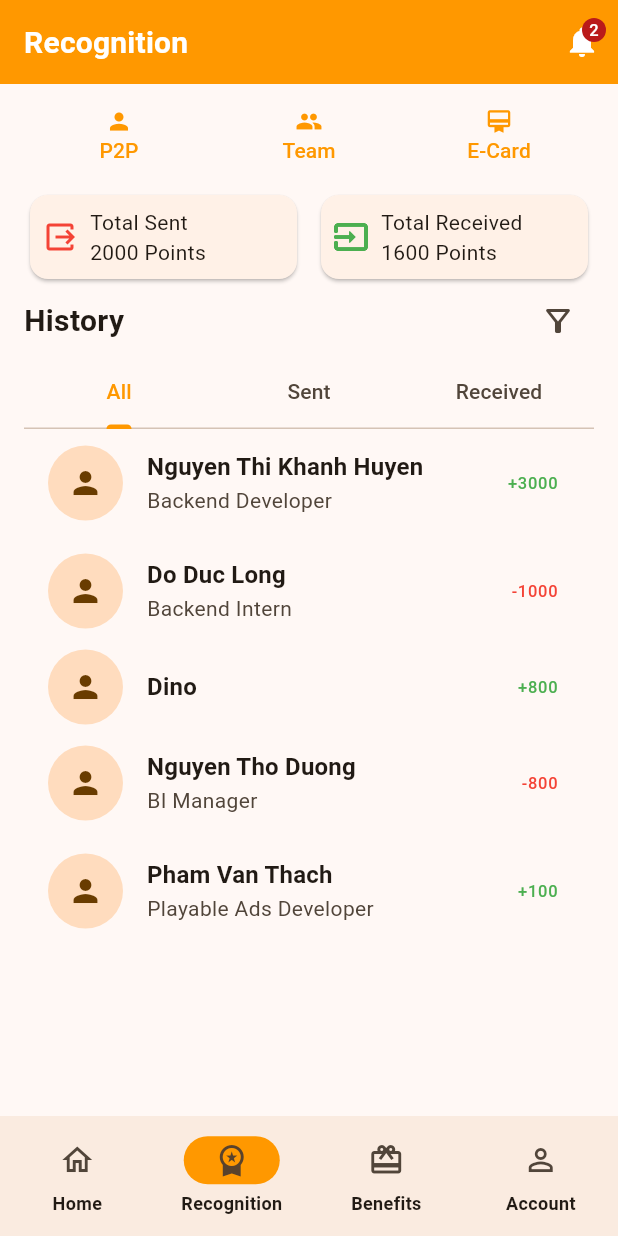
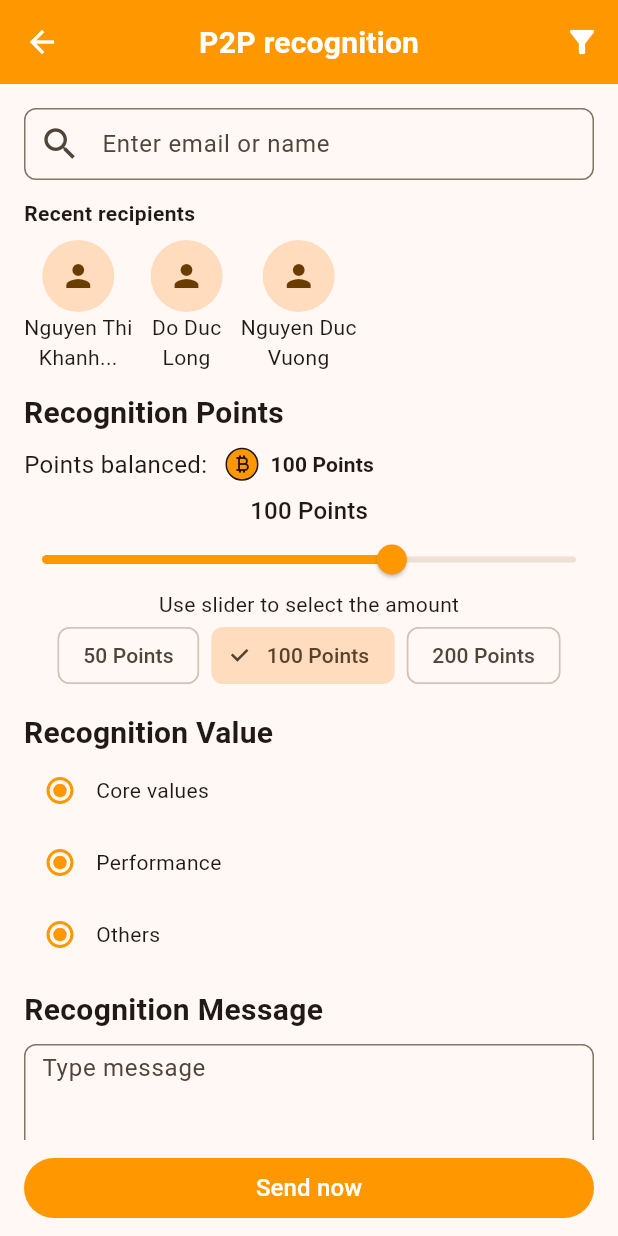
Before and after one commit to khuedinh/sonat-hrm-rewarded, a Flutter app: the screen it shows after launch, item 2 of the bottom bar chosen, after a tap on "P2P", on a phone screen of 412 x 824 dp. Run offline on Flutter 3.47's test engine with Material 3 defaults, Android fonts, the light colour scheme and no system bars; our stand-ins replace bloc, equatable, firebase_auth, flutter_bloc, flutter_colorpicker, flutter_dotenv and 5 more; accounts and stored records are empty; generated files the repository leaves out were written again.

Commit message:
feat: p2p tab not yet

```diff
--- a/lib/src/screens/tabs/recognition/recognition_screen.dart
+++ b/lib/src/screens/tabs/recognition/recognition_screen.dart
@@ -1,8 +1,7 @@
 import 'package:flutter/material.dart';
 import 'package:sonat_hrm_rewarded/src/mock_data/history.dart';
-import 'package:sonat_hrm_rewarded/src/widgets/benefits/filters/recognition_filters.dart';
-
-import '../../../widgets/benefits/filters/benefit_filters.dart';
+import 'package:sonat_hrm_rewarded/src/widgets/recognition/filters/recognition_filters.dart';
+import 'package:sonat_hrm_rewarded/src/widgets/recognition/p2p/p2p_tab.dart';
 
 class RecognitionScreen extends StatefulWidget {
   const RecognitionScreen({super.key});
@@ -39,7 +38,14 @@ class _RecognitionScreenState extends State<RecognitionScreen> {
               children: [
                 Expanded(
                   child: TextButton(
-                    onPressed: () {},
+                    onPressed: () {
+                      Navigator.push(
+                        context,
+                        MaterialPageRoute(
+                            builder: (context) =>
+                               const P2pTab()), // Replace NewPage with the actual page class
+                      );
+                    },
                     child: const Column(
                       mainAxisSize: MainAxisSize.min,
                       children: [
@@ -162,6 +168,7 @@ class _RecognitionScreenState extends State<RecognitionScreen> {
                 Tab(text: "Received"),
               ],
             ),
+            const SizedBox(height: 8.0),
             Expanded(
               child: TabBarView(
                 children: [
--- /dev/null
+++ b/lib/src/widgets/recognition/p2p/p2p_tab.dart
@@ -0,0 +1,358 @@
+import 'package:flutter/material.dart';
+import 'package:sonat_hrm_rewarded/src/common_widgets/screen_title/screen_title.dart';
+import 'package:sonat_hrm_rewarded/src/widgets/home/display_amount.dart';
+
+class P2pTab extends StatefulWidget {
+  const P2pTab({super.key});
+
+  @override
+  State<P2pTab> createState() => _P2pTabState();
+}
+
+class _P2pTabState extends State<P2pTab> {
+  double _selectedPoints = 100;
+
+  Widget build(BuildContext context) {
+    final theme = Theme.of(context);
+    List<TextSpan> splitText(String text, int maxLength) {
+      List<String> words = text.split(' ');
+      List<TextSpan> spans = [];
+      StringBuffer currentLine = StringBuffer();
+      int currentLineCount = 0;
+
+      for (String word in words) {
+        if (currentLine.length + word.length + 1 > maxLength) {
+          spans.add(TextSpan(text: '$currentLine\n'));
+          currentLine.clear();
+          currentLineCount++;
+          if (currentLineCount >= 2) break; // Allow up to 2 lines
+        }
+        if (currentLine.isNotEmpty) {
+          currentLine.write(' ');
+        }
+        currentLine.write(word);
+      }
+
+      if (currentLine.isNotEmpty) {
+        spans.add(TextSpan(text: currentLine.toString()));
+      }
+
+      // Add ellipsis if text exceeds 2 lines
+      if (currentLineCount >= 2) {
+        String truncatedText = spans[1].text!.trim();
+        if (truncatedText.length > maxLength - 3) {
+          truncatedText = '${truncatedText.substring(0, maxLength - 3)}...';
+        } else {
+          truncatedText += '...';
+        }
+        spans[1] = TextSpan(text: truncatedText);
+      }
+
+      return spans;
+    }
+
+    return Scaffold(
+        appBar: AppBar(
+          backgroundColor: theme.colorScheme.primary,
+          foregroundColor: theme.colorScheme.onPrimary,
+          title: const ScreenTitle(title: "P2P recognition"),
+          centerTitle: true,
+          leading: IconButton(
+            icon: const Icon(Icons.arrow_back),
+            onPressed: () {
+              Navigator.of(context).pop();
+            },
+          ),
+          actions: [
+            IconButton(
+              icon: const Icon(Icons.filter_alt),
+              onPressed: () {
+                // Add your filter action here
+              },
+            ),
+          ],
+        ),
+        bottomNavigationBar: BottomAppBar(
+          elevation: 2,
+          height: 64,
+          color: theme.colorScheme.surface,
+          child: FilledButton(
+            onPressed: () {},
+            child: Text(
+              'Send now',
+              style: TextStyle(
+                color: theme.colorScheme.onPrimary,
+                fontSize: 16,
+              ),
+            ),
+          ),
+        ),
+        body: Padding(
+          padding: const EdgeInsets.symmetric(horizontal: 16),
+          child: CustomScrollView(
+            shrinkWrap: true,
+            slivers: [
+              const SliverToBoxAdapter(child: SizedBox(height: 16)),
+              const SliverToBoxAdapter(
+                child: TextField(
+                  keyboardType: TextInputType.text,
+                  decoration: InputDecoration(
+                    hintText: 'Enter email or name',
+                    contentPadding: EdgeInsets.symmetric(
+                      horizontal: 8,
+                      vertical: 4,
+                    ),
+                    prefixIcon: Icon(Icons.search, size: 28),
+                    border: OutlineInputBorder(
+                      borderRadius: BorderRadius.all(
+                        Radius.circular(8),
+                      ),
+                    ),
+                  ),
+                ),
+              ),
+              const SliverToBoxAdapter(child: SizedBox(height: 12)),
+              const SliverToBoxAdapter(
+                child: Text("Recent recipients",
+                    style: TextStyle(fontWeight: FontWeight.bold)),
+              ),
+              const SliverToBoxAdapter(child: SizedBox(height: 8)),
+              SliverToBoxAdapter(
+                child: Row(
+                  children: [
+                    Column(
+                      children: [
+                        const CircleAvatar(
+                          radius: 24,
+                          child: Icon(Icons.person),
+                        ),
+                        Text.rich(
+                          TextSpan(
+                            children: splitText('Nguyen Thi Khanh Huyen', 10),
+                          ),
+                          textAlign: TextAlign.center,
+                        ),
+                      ],
+                    ),
+                    const SizedBox(width: 12),
+                    Column(
+                      children: [
+                        const CircleAvatar(
+                          radius: 24,
+                          child: Icon(Icons.person),
+                        ),
+                        Text.rich(
+                          TextSpan(
+                            children: splitText('Do Duc Long', 10),
+                          ),
+                          textAlign: TextAlign.center,
+                        ),
+                      ],
+                    ),
+                    const SizedBox(width: 12),
+                    Column(
+                      children: [
+                        const CircleAvatar(
+                          radius: 24,
+                          child: Icon(Icons.person),
+                        ),
+                        Text.rich(
+                          TextSpan(
+                            children: splitText('Nguyen Duc Vuong', 10),
+                          ),
+                          textAlign: TextAlign.center,
+                        ),
+                      ],
+                    ),
+                  ],
+                ),
+              ),
+              const SliverToBoxAdapter(child: SizedBox(height: 12)),
+              SliverToBoxAdapter(
+                child: Column(
+                  crossAxisAlignment: CrossAxisAlignment.start,
+                  children: [
+                    ScreenTitle(
+                      title: 'Recognition Points',
+                      color: theme.colorScheme.onSurface,
+                    ),
+                    const SizedBox(height: 8),
+                    const Row(
+                      mainAxisAlignment: MainAxisAlignment.start,
+                      children: [
+                        Text("Points balanced: ",
+                            style: TextStyle(fontSize: 16)),
+                        SizedBox(width: 8),
+                        DisplayAmount(
+                          amount: 100,
+                          icon: Icons.currency_bitcoin_rounded,
+                          suffix: "Points",
+                        ),
+                      ],
+                    ),
+                    const SizedBox(height: 8),
+                    Column(
+                      crossAxisAlignment: CrossAxisAlignment.center,
+                      children: [
+                        Text(
+                          "${_selectedPoints.toInt().toString()} Points",
+                          style: theme.textTheme.titleMedium,
+                        ),
+                        const SizedBox(height: 8),
+                        SliderTheme(
+                          data: SliderTheme.of(context).copyWith(
+                            trackHeight: 4,
+                            overlayShape: const RoundSliderOverlayShape(
+                              overlayRadius: 12,
+                            ),
+                          ),
+                          child: Slider(
+                            mouseCursor: WidgetStateMouseCursor.textable,
+                            value: _selectedPoints,
+                            min: 5,
+                            max: 150,
+                            //divisions: 15,
+                            onChanged: (double value) {
+                              setState(() {
+                                _selectedPoints = value;
+                              });
+                            },
+                          ),
+                        ),
+                        const SizedBox(height: 8),
+                        const Text("Use slider to select the amount"),
+                        Row(
+                          mainAxisAlignment: MainAxisAlignment.center,
+                          children: [
+                            ChoiceChip(
+                              label: const Text("50 Points"),
+                              selected: _selectedPoints == 50,
+                              onSelected: (bool selected) {
+                                setState(() {
+                                  _selectedPoints =
+                                      selected ? 50 : _selectedPoints;
+                                });
+                              },
+                            ),
+                            const SizedBox(width: 8),
+                            ChoiceChip(
+                              label: const Text("100 Points"),
+                              selected: _selectedPoints == 100,
+                              onSelected: (bool selected) {
+                                setState(() {
+                                  _selectedPoints == selected
+                                      ? 100
+                                      : _selectedPoints;
+                                });
+                              },
+                            ),
+                            const SizedBox(width: 8),
+                            ChoiceChip(
+                              label: const Text("200 Points"),
+                              selected: _selectedPoints == 200,
+                              onSelected: (bool selected) {
+                                setState(() {
+                                  _selectedPoints == selected
+                                      ? 200
+                                      : _selectedPoints;
+                                });
+                              },
+                            ),
+                          ],
+                        ),
+                      ],
+                    ),
+                  ],
+                ),
+              ),
+              const SliverToBoxAdapter(child: SizedBox(height: 12)),
+              SliverToBoxAdapter(
+                child: Column(
+                  crossAxisAlignment: CrossAxisAlignment.start,
+                  children: [
+                    ScreenTitle(
+                      title: 'Recognition Value',
+                      color: theme.colorScheme.onSurface,
+                    ),
+                    //const SizedBox(height: 8),
+                    Row(
+                      children: [
+                        Radio<dynamic>(
+                          value: true,
+                          groupValue: true,
+                          onChanged: (dynamic value) {
+                            setState(() {
+                              //_character = value;
+                            });
+                          },
+                        ),
+                        const Text('Core values'),
+                      ],
+                    ),
+                    Row(
+                      children: [
+                        Radio<dynamic>(
+                          value: true,
+                          groupValue: true,
+                          onChanged: (dynamic value) {
+                            setState(() {
+                              //_character = value;
+                            });
+                          },
+                        ),
+                        const Text('Performance'),
+                      ],
+                    ),
+                    Row(
+                      children: [
+                        Radio<dynamic>(
+                          value: true,
+                          groupValue: true,
+                          onChanged: (dynamic value) {
+                            setState(() {
+                              //_character = value;
+                            });
+                          },
+                        ),
+                        const Text('Others'),
+                      ],
+                    ),
+                  ],
+                ),
+              ),
+              const SliverToBoxAdapter(child: SizedBox(height: 12)),
+              const SliverToBoxAdapter(
+                child: Text(
+                  "Recognition Message",
+                  style: TextStyle(
+                    fontWeight: FontWeight.bold,
+                    fontSize: 20,
+                  ),
+                ),
+              ),
+              const SliverToBoxAdapter(child: SizedBox(height: 8)),
+              const SliverToBoxAdapter(
+                child: TextField(
+                  keyboardType: TextInputType.multiline,
+                  minLines: 3,
+                  maxLines: 3,
+                  decoration: InputDecoration(
+                    hintText: 'Type message',
+                    contentPadding: EdgeInsets.symmetric(
+                      horizontal: 8,
+                      vertical: 4,
+                    ),
+                    border: OutlineInputBorder(
+                      borderRadius: BorderRadius.all(
+                        Radius.circular(8),
+                      ),
+                    ),
+                  ),
+                ),
+              ),
+              const SliverToBoxAdapter(child: SizedBox(height: 8)),
+            ],
+          ),
+        ));
+  }
+}
```
Also changed, not shown: lib/src/widgets/recognition/filters/recognition_filters.dart (renamed from lib/src/widgets/benefits/filters/recognition_filters.dart).
